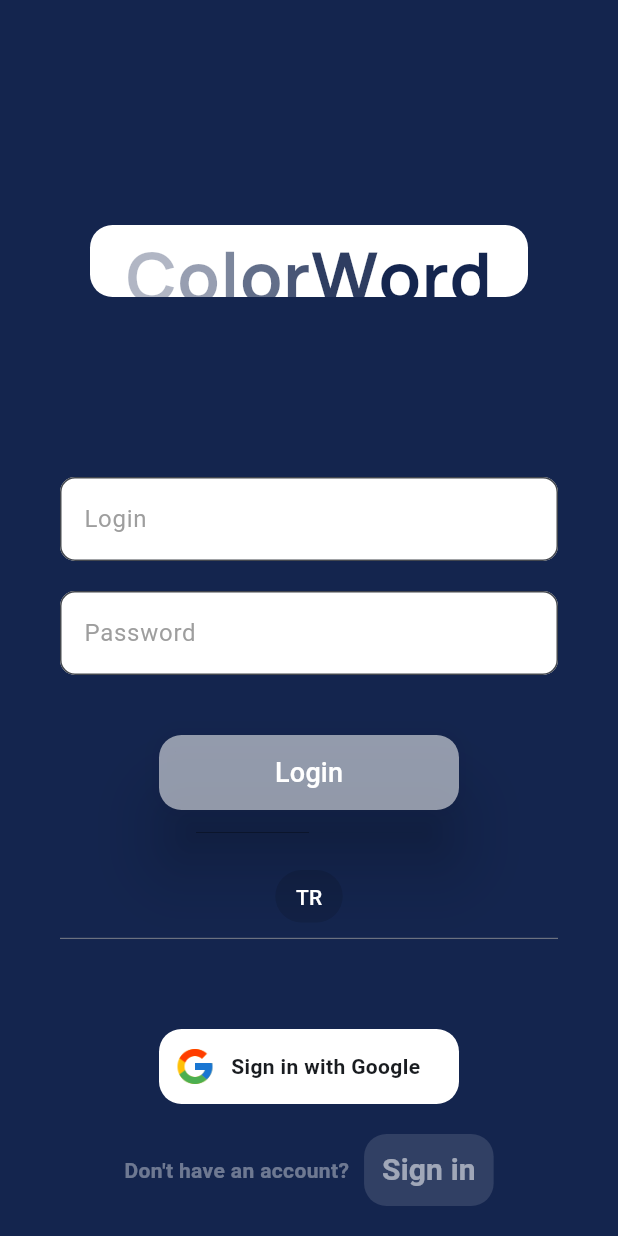
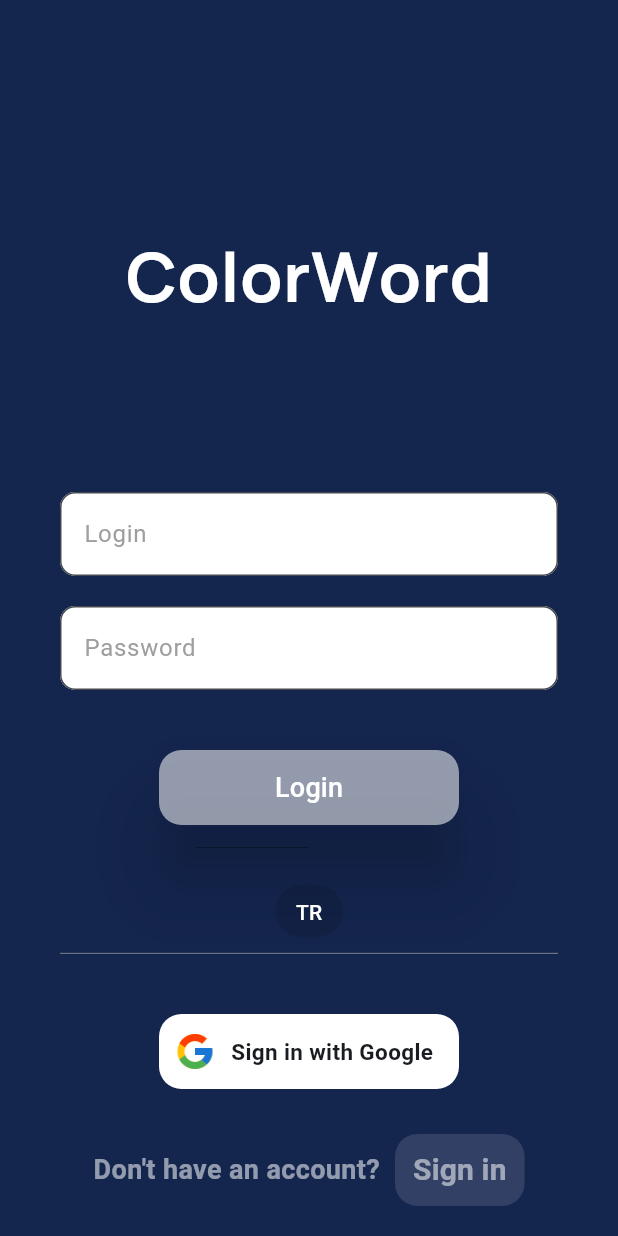
Before and after one commit to egemenocakli/colorword_new, a Flutter app: the screen it shows after launch, on a phone screen of 412 x 824 dp. Run offline on Flutter 3.47's test engine with Material 3 defaults, Android fonts, the phone set to English and light mode, and no system bars; our stand-ins replace auto_route, cloud_firestore, easy_localization, firebase_auth, firebase_core, firebase_crashlytics and 3 more; missing offline and left inert: simplytranslate; accounts and stored records are empty.

Commit message:
Always same options problem on multiple choice page problem fixed. Some pages have widgets broken into pieces.

```diff
--- /dev/null
+++ b/lib/app/pages/auth/view/auth_view.dart
@@ -0,0 +1,80 @@
+import 'package:auto_route/auto_route.dart';
+import 'package:colorword_new/app/pages/auth/widgets/app_name_widget.dart';
+import 'package:colorword_new/app/pages/auth/widgets/footer_widgets.dart';
+import 'package:colorword_new/core/base/view/base_view.dart';
+import 'package:colorword_new/core/extensions/string_extension.dart';
+import 'package:colorword_new/core/init/language/locale_keys.g.dart';
+import 'package:colorword_new/core/utility/helpers.dart';
+import 'package:colorword_new/core/utility/view_helper.dart';
+import 'package:colorword_new/locator.dart';
+import 'package:colorword_new/app/pages/auth/viewmodel/auth_viewmodel.dart';
+import 'package:colorword_new/app/pages/auth/widgets/login_button_widget.dart';
+import 'package:colorword_new/app/pages/auth/widgets/language_text_button_widget.dart';
+import 'package:colorword_new/app/pages/auth/widgets/textfield_widget.dart';
+import 'package:flutter/material.dart';
+// ignore: unused_import
+import 'package:easy_localization/easy_localization.dart';
+
+@RoutePage()
+class AuthView extends StatefulWidget with ViewHelper {
+  const AuthView({super.key});
+
+  @override
+  State<AuthView> createState() => _AuthViewState();
+}
+
+class _AuthViewState extends State<AuthView> {
+  late Color backgroundColor;
+  late AnimationController animationController;
+
+  @override
+  Widget build(BuildContext context) {
+    return BaseView(viewModelBuilder: (_) => locator<AuthViewModel>(), builder: _buildScreen);
+  }
+
+  @override
+  void initState() {
+    backgroundColor = Helpers.randomColor();
+    super.initState();
+  }
+
+  Widget _buildScreen(BuildContext context, AuthViewModel viewModel) {
+    // ignore: avoid_print some package problems, when i delete this doesnt work localizations.
+    print(context.locale);
+    return Scaffold(
+        backgroundColor: backgroundColor,
+        body: Padding(
+          padding: const EdgeInsets.symmetric(horizontal: 40),
+          child: Column(
+            mainAxisAlignment: MainAxisAlignment.center,
+            children: [
+              AppNameWidget(backgroundColor: backgroundColor),
+              loginForm(viewModel),
+              LanguageTextButtonWidget(
+                context: context,
+              ),
+              const FooterWidgets()
+            ],
+          ),
+        ));
+  }
+
+  Column loginForm(AuthViewModel viewModel) {
+    return Column(
+      children: [
+        Padding(
+          padding: const EdgeInsets.only(bottom: 20.0),
+          child: TextfieldWidget(hintText: LocaleKeys.login_login.locale),
+        ),
+        Padding(
+          padding: const EdgeInsets.only(bottom: 40.0),
+          child: TextfieldWidget(hintText: LocaleKeys.login_password.locale),
+        ),
+        Padding(
+          padding: const EdgeInsets.only(bottom: 40.0),
+          child: LoginButtonWidget(viewModel: viewModel),
+        ),
+      ],
+    );
+  }
+}
--- a/lib/app/pages/auth/view/login_view.dart
+++ /dev/null
@@ -1,162 +0,0 @@
-import 'package:auto_route/auto_route.dart';
-import 'package:colorword_new/core/base/view/base_view.dart';
-import 'package:colorword_new/core/extensions/string_extension.dart';
-import 'package:colorword_new/core/init/constants.dart';
-import 'package:colorword_new/core/init/language/locale_keys.g.dart';
-import 'package:colorword_new/core/utility/helpers.dart';
-import 'package:colorword_new/core/utility/view_helper.dart';
-import 'package:colorword_new/locator.dart';
-import 'package:colorword_new/app/pages/auth/viewmodel/auth_viewmodel.dart';
-import 'package:colorword_new/app/pages/auth/widgets/app_name_animation_widget.dart';
-import 'package:colorword_new/app/pages/auth/widgets/login_button_widget.dart';
-import 'package:colorword_new/app/pages/auth/widgets/language_text_button_widget.dart';
-import 'package:colorword_new/app/pages/auth/widgets/textfield_widget.dart';
-import 'package:flutter/material.dart';
-import 'package:google_fonts/google_fonts.dart';
-// ignore: unused_import
-import 'package:easy_localization/easy_localization.dart';
-
-@RoutePage()
-class LoginView extends StatefulWidget with ViewHelper {
-  const LoginView({super.key});
-
-  @override
-  State<LoginView> createState() => _LoginViewState();
-}
-
-class _LoginViewState extends State<LoginView> {
-  late Color backgroundColor;
-  late AnimationController animationController;
-
-  @override
-  Widget build(BuildContext context) {
-    return BaseView(viewModelBuilder: (_) => locator<AuthViewModel>(), builder: _buildScreen);
-  }
-
-  @override
-  void initState() {
-    backgroundColor = Helpers.randomColor();
-    super.initState();
-  }
-
-  Widget _buildScreen(BuildContext context, AuthViewModel viewModel) {
-    // ignore: avoid_print some package problems, when i delete this doesnt work localizations.
-    print(context.locale);
-    return Scaffold(
-        backgroundColor: backgroundColor,
-        body: Padding(
-          padding: const EdgeInsets.symmetric(horizontal: 40),
-          child: Column(
-            mainAxisAlignment: MainAxisAlignment.center,
-            children: [
-              appName(),
-              loginForm(viewModel),
-              LanguageTextButtonWidget(
-                context: context,
-              ),
-              footerWidgets(),
-            ],
-          ),
-        ));
-  }
-
-  Widget appName() {
-    return Expanded(
-      flex: 2,
-      child: Padding(
-        //bottom azalttım telefonda iyi olması için, emülatör harici bottom 80, düzenlemem gerekli
-        padding: const EdgeInsets.only(top: 150, bottom: 120, left: 20, right: 20),
-        child: Container(
-          decoration: BoxDecoration(borderRadius: AllBorderRadius.mediumBorderRadius(), color: Colors.white),
-          child: Center(
-            child: AppNameAnimationWidget(
-                text: AppConstants.appName,
-                textStyle: const TextStyle(
-                    fontFamily: AppConstants.fontFamilyManrope, fontSize: 46, fontWeight: FontWeight.w700),
-                duration: const Duration(milliseconds: 500),
-                startColor: backgroundColor),
-          ),
-        ),
-      ),
-    );
-  }
-
-  Column loginForm(AuthViewModel viewModel) {
-    return Column(
-      children: [
-        Padding(
-          padding: const EdgeInsets.only(bottom: 20.0),
-          child: TextfieldWidget(hintText: LocaleKeys.login_login.locale),
-        ),
-        Padding(
-          padding: const EdgeInsets.only(bottom: 40.0),
-          child: TextfieldWidget(hintText: LocaleKeys.login_password.locale),
-        ),
-        Padding(
-          padding: const EdgeInsets.only(bottom: 40.0),
-          child: LoginButtonWidget(viewModel: viewModel),
-        ),
-      ],
-    );
-  }
-
-  Column footerWidgets() {
-    return Column(
-      children: [
-        const Padding(
-          padding: EdgeInsets.only(bottom: 60.0, top: 10),
-          child: Divider(
-            height: 1,
-            color: Colors.grey,
-            thickness: 0.5,
-          ),
-        ),
-        Padding(
-          padding: const EdgeInsets.only(bottom: 20.0),
-          child: SizedBox(
-            height: 50,
-            width: 200,
-            child: Material(
-              borderRadius: AllBorderRadius.mediumBorderRadius(),
-              color: Colors.white,
-              child: InkWell(
-                child: Row(
-                  children: [
-                    IconButton(
-                      onPressed: () {},
-                      icon: const Image(image: AssetImage(AppConstants.googleIcon), height: 28),
-                    ),
-                    Text(
-                      LocaleKeys.login_signWithGoogle.locale,
-                      style: GoogleFonts.roboto(fontWeight: FontWeight.w600),
-                    )
-                  ],
-                ),
-              ),
-            ),
-          ),
-        ),
-        Padding(
-          padding: const EdgeInsets.only(bottom: 20),
-          child: Row(
-            mainAxisAlignment: MainAxisAlignment.center,
-            children: [
-              Padding(
-                padding: const EdgeInsets.only(right: 10.0),
-                child: Text(LocaleKeys.login_dontHaveAccount.locale,
-                    style: GoogleFonts.roboto(fontWeight: FontWeight.w600, color: Colors.white38)),
-              ),
-              Container(
-                decoration: BoxDecoration(borderRadius: AllBorderRadius.mediumBorderRadius(), color: Colors.white12),
-                child: TextButton(
-                    onPressed: () {},
-                    child: Text(LocaleKeys.login_signIn.locale,
-                        style: GoogleFonts.roboto(color: Colors.white54, fontSize: 20, fontWeight: FontWeight.w700))),
-              )
-            ],
-          ),
-        )
-      ],
-    );
-  }
-}
--- a/lib/app/pages/auth/widgets/app_name_animation_widget.dart
+++ b/lib/app/pages/auth/widgets/app_name_animation_widget.dart
@@ -23,7 +23,6 @@ class AppNameAnimationWidget extends StatefulWidget {
 class _AppNameAnimationWidgetState extends State<AppNameAnimationWidget> with TickerProviderStateMixin {
   late List<AnimationController> _controllers;
   late List<Animation<double>> _animations;
-  late List<Color> _randomColors;
   late String _visibleText;
   late List<Timer> _timers;
 
@@ -43,19 +42,13 @@ class _AppNameAnimationWidgetState extends State<AppNameAnimationWidget> with Ti
       return Tween<double>(begin: 0, end: 1).animate(controller);
     }).toList();
 
-// Başlangıç rengi üzerinden tonlar arasında geçiş yap
-    _randomColors = List.generate(widget.text.length, (index) {
-      double opacity = (index + 3) / widget.text.length;
-      return widget.startColor.withOpacity(opacity > 1.0 ? 1.0 : opacity);
-    });
-
     // Görünen metni sıfırla
     _visibleText = '';
 
     // Timer'ları başlat
     _timers = [];
     for (int i = 0; i < widget.text.length; i++) {
-      _timers.add(Timer(Duration(milliseconds: (i + 1) * 100), () {
+      _timers.add(Timer(Duration(milliseconds: (i + 1) * 170), () {
         _controllers[i].forward();
         setState(() {
           _visibleText += widget.text[i];
@@ -73,7 +66,7 @@ class _AppNameAnimationWidgetState extends State<AppNameAnimationWidget> with Ti
           opacity: _animations[index],
           child: Text(
             _visibleText.length > index ? _visibleText[index] : '',
-            style: widget.textStyle.copyWith(color: _randomColors[index]),
+            style: widget.textStyle.copyWith(color: widget.startColor),
           ),
         );
       }),
--- /dev/null
+++ b/lib/app/pages/auth/widgets/app_name_widget.dart
@@ -0,0 +1,29 @@
+import 'package:colorword_new/app/pages/auth/widgets/app_name_animation_widget.dart';
+import 'package:colorword_new/core/init/constants.dart';
+import 'package:flutter/material.dart';
+
+class AppNameWidget extends StatelessWidget {
+  const AppNameWidget({super.key, required this.backgroundColor});
+
+  final Color backgroundColor;
+  @override
+  Widget build(BuildContext context) {
+    return Expanded(
+      flex: 2,
+      child: Padding(
+        //bottom azalttım telefonda iyi olması için, emülatör harici bottom 80, düzenlemem gerekli
+        padding: const EdgeInsets.only(top: 150, bottom: 120, left: 20, right: 20),
+        child: Container(
+          child: const Center(
+            child: AppNameAnimationWidget(
+                text: AppConstants.appName,
+                textStyle:
+                    TextStyle(fontFamily: AppConstants.fontFamilyManrope, fontSize: 46, fontWeight: FontWeight.w700),
+                duration: Duration(milliseconds: 500),
+                startColor: Colors.white),
+          ),
+        ),
+      ),
+    );
+  }
+}
--- /dev/null
+++ b/lib/app/pages/auth/widgets/footer_widgets.dart
@@ -0,0 +1,70 @@
+import 'package:colorword_new/core/extensions/string_extension.dart';
+import 'package:colorword_new/core/init/constants.dart';
+import 'package:colorword_new/core/init/language/locale_keys.g.dart';
+import 'package:flutter/material.dart';
+import 'package:google_fonts/google_fonts.dart';
+
+class FooterWidgets extends StatelessWidget {
+  const FooterWidgets({super.key});
+
+  @override
+  Widget build(BuildContext context) {
+    return Column(
+      children: [
+        const Padding(
+          padding: EdgeInsets.only(bottom: 40.0, top: 10),
+          child: Divider(
+            height: 1,
+            color: Colors.grey,
+            thickness: 0.5,
+          ),
+        ),
+        Padding(
+          padding: const EdgeInsets.only(bottom: 30.0),
+          child: SizedBox(
+            height: 50,
+            width: 200,
+            child: Material(
+              borderRadius: AllBorderRadius.mediumBorderRadius(),
+              color: Colors.white,
+              child: InkWell(
+                child: Row(
+                  children: [
+                    IconButton(
+                      onPressed: () {},
+                      icon: const Image(image: AssetImage(AppConstants.googleIcon), height: 28),
+                    ),
+                    Text(
+                      LocaleKeys.login_signWithGoogle.locale,
+                      style: GoogleFonts.roboto(fontWeight: FontWeight.w600, fontSize: 15),
+                    )
+                  ],
+                ),
+              ),
+            ),
+          ),
+        ),
+        Padding(
+          padding: const EdgeInsets.only(bottom: 20),
+          child: Row(
+            mainAxisAlignment: MainAxisAlignment.center,
+            children: [
+              Padding(
+                padding: const EdgeInsets.only(right: 10.0),
+                child: Text(LocaleKeys.login_dontHaveAccount.locale,
+                    style: GoogleFonts.roboto(fontWeight: FontWeight.w600, color: Colors.white54, fontSize: 18)),
+              ),
+              Container(
+                decoration: BoxDecoration(borderRadius: AllBorderRadius.mediumBorderRadius(), color: Colors.white12),
+                child: TextButton(
+                    onPressed: () {},
+                    child: Text(LocaleKeys.login_signIn.locale,
+                        style: GoogleFonts.roboto(color: Colors.white54, fontSize: 20, fontWeight: FontWeight.w700))),
+              )
+            ],
+          ),
+        )
+      ],
+    );
+  }
+}
--- a/lib/app/pages/home/view/home_view.dart
+++ b/lib/app/pages/home/view/home_view.dart
@@ -81,7 +81,7 @@ class _HomeViewState extends State<HomeView> {
           tooltip: LocaleKeys.mainPage_exitToolTip.locale,
           onPressed: () {
             viewModel.signOutFromHome();
-            context.replaceRoute(const LoginRoute());
+            context.replaceRoute(const AuthRoute());
           },
         ),
       ],
@@ -132,7 +132,7 @@ class _HomeViewState extends State<HomeView> {
 
             ///TODO:autoroute guard
             onTap: () {
-              context.router.push(const ExamRoute());
+              context.router.push(const MChoiceExamRoute());
             },
           ),
           ListTile(
--- a/lib/app/pages/multipleChoiceExam/viewmodel/mchoice_exam_viewmodel.dart
+++ b/lib/app/pages/multipleChoiceExam/viewmodel/mchoice_exam_viewmodel.dart
@@ -69,13 +69,13 @@ class MChoiceExamViewModel extends BaseViewModel implements IMChoiceExamService
   }
 
   List<String?> createOptions({required List<Word?>? allWords}) {
-    var random = Random(4);
+    Random random = Random.secure();
 
     options.clear();
     options.add(onPageWord?.translatedWords?[0]);
     //neden bilmiyorum yeni kelime eklediğimde aşağıdaki <=4 durumunda 3 tane eleman geldi bu yüzden 5 yaptım
     for (int i = 0; i <= 4; i++) {
-      options.add(allWords?[random.nextInt(allWords.length)]?.translatedWords?.first);
+      options.add(allWords![random.nextInt(allWords.length)]?.translatedWords?.first);
     }
     return options.toList();
   }
--- a/lib/app/pages/new_word/view/new_word_view.dart
+++ b/lib/app/pages/new_word/view/new_word_view.dart
@@ -45,7 +45,7 @@ class _NewWordViewState extends State<NewWordView> {
         child: Scaffold(
           floatingActionButton: AddWordFabButtonWidget(
             viewModel: viewModel,
-            onPressed: () {
+            onPressed: () async {
               viewModel.translateResponse != null && viewModel.translateResponse != "" ? addWord : null;
             },
           ),
@@ -102,7 +102,7 @@ class _NewWordViewState extends State<NewWordView> {
   }
 
   //TODO: aynı kelime varsa uyarı, bu kelime zaten ekli
-  void addWord(context) async {
+  Future<void> addWord() async {
     viewModel
         .addWord(
       Word(
--- a/lib/core/navigator/app_router.dart
+++ b/lib/core/navigator/app_router.dart
@@ -1,5 +1,5 @@
 import 'package:auto_route/auto_route.dart';
-import 'package:colorword_new/app/pages/auth/view/login_view.dart';
+import 'package:colorword_new/app/pages/auth/view/auth_view.dart';
 import 'package:colorword_new/app/pages/profile/view/profile_view.dart';
 import 'package:colorword_new/app/pages/written_exam/view/written_exam_view.dart';
 import 'package:colorword_new/app/pages/multipleChoiceExam/view/mchoice_exam_view.dart';
@@ -13,10 +13,10 @@ part 'app_router.gr.dart';
 class AppRouter extends _$AppRouter {
   @override
   List<AutoRoute> get routes => [
-        AutoRoute(page: LoginRoute.page, path: '/'),
+        AutoRoute(page: AuthRoute.page, path: '/'),
         AutoRoute(page: HomeRoute.page),
         AutoRoute(page: NewWordRoute.page),
-        AutoRoute(page: ExamRoute.page),
+        AutoRoute(page: MChoiceExamRoute.page),
         AutoRoute(page: WrittenExamRoute.page),
         AutoRoute(page: ProfileRoute.page)
       ];
```
Also changed, not shown: lib/app/pages/new_word/viewmodel/new_word_viewmodel.dart (+6 -1 lines), lib/core/init/constants.dart (+31 -10 lines), lib/core/navigator/app_router.gr.dart.
